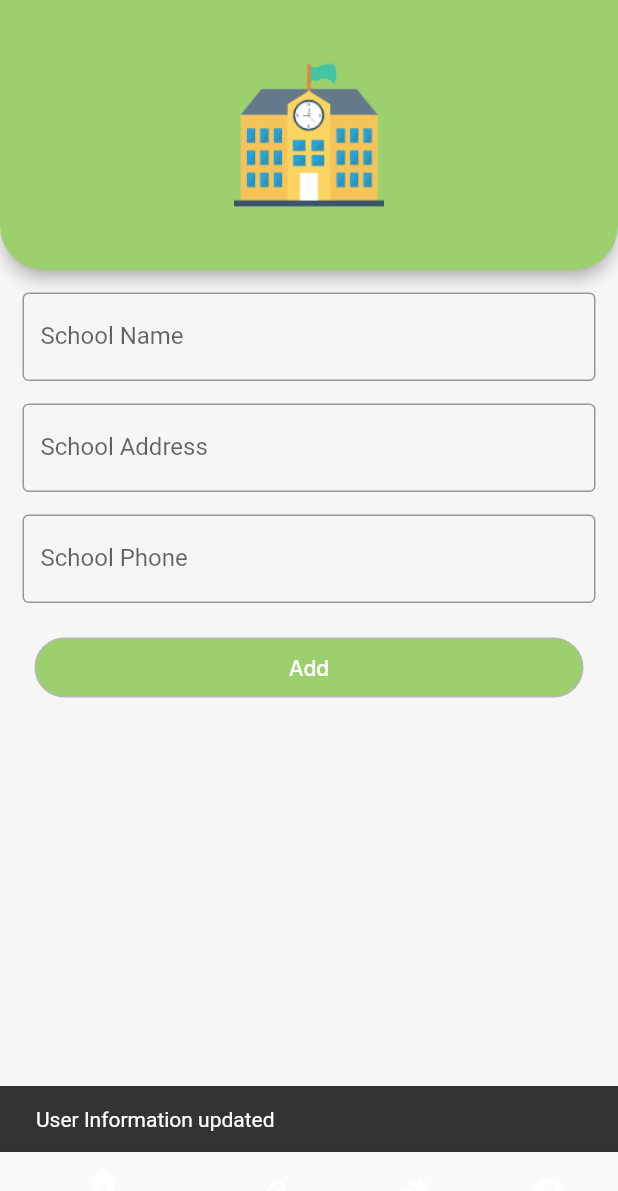
After one commit to HaileyyHsieh/food-waste-project, a Flutter app: the ManagerHome screen opened directly, after a tap on "Add", on a phone screen of 412 x 824 dp. The commit adds this screen. Shown: the top 1191 px of the screen. Run offline on Flutter 3.47's test engine with Material 2 defaults, Android fonts, the light colour scheme and no system bars; our stand-ins replace cloud_firestore, firebase_auth, firebase_core, firebase_storage, flutter_iconly, google_fonts and 3 more; accounts and stored records are empty; network calls fail; Roboto replaces fonts that are missing (Display); statements that could not run were skipped.

Commit message:
added manager_profile.dart and manager_home.dart

```diff
--- /dev/null
+++ b/lib/screen/manager_screen/manager_home/manager_home.dart
@@ -0,0 +1,57 @@
+import 'package:flutter/material.dart';
+import 'package:flutter_iconly/flutter_iconly.dart';
+// import 'package:tracking_food_wasting/screen/manager_screen/add_items/voteFood.dart';
+// import 'package:tracking_food_wasting/screen/manager_screen/manager_home/manager_home_screen.dart';
+// import 'package:tracking_food_wasting/screen/widgets/constant.dart';
+// import '../add_items/donate_food.dart';
+import '../profile/manager_profile.dart';
+import '../../widgets/constant.dart';
+
+class ManagerHome extends StatefulWidget {
+  const ManagerHome({Key? key}) : super(key: key);
+
+  @override
+  State<ManagerHome> createState() => _ManagerHomeState();
+}
+
+class _ManagerHomeState extends State<ManagerHome> {
+  int _currentPage = 0;
+
+  static const List<Widget> _widgetOptions = <Widget>[
+    // ManagerHomeScreen(),
+    // VoteFood(),
+    // DonateFood(),
+    ManagerProfile(),
+  ];
+
+  @override
+  Widget build(BuildContext context) {
+    return Scaffold(
+      backgroundColor: kWhite,
+      body: _widgetOptions.elementAt(_currentPage),
+      // Design bottomNavigationBar property with BottomNavigationBar widget: home, vote, food, profile
+      // ADD CODE HERE.....
+
+      bottomNavigationBar: BottomNavigationBar(
+        items: [
+          BottomNavigationBarItem(
+            icon: Icon(Icons.home),
+            label: 'Home',
+          ),
+          BottomNavigationBarItem(
+            icon: Icon(Icons.how_to_vote_rounded),
+            label: 'Vote',
+          ),
+          BottomNavigationBarItem(
+            icon: Icon(Icons.fastfood_rounded),
+            label: 'Food',
+          ),
+          BottomNavigationBarItem(
+            icon: Icon(Icons.account_circle_rounded),
+            label: 'Profile',
+          ),
+        ],
+      )
+    );
+  }
+}
--- /dev/null
+++ b/lib/screen/manager_screen/profile/manager_profile.dart
@@ -0,0 +1,190 @@
+import 'package:flutter/material.dart';
+import '../../../firebase/db.dart';
+import '../../widgets/constant.dart';
+import '../../widgets/icons.dart';
+
+class ManagerProfile extends StatefulWidget {
+  const ManagerProfile({Key? key}) : super(key: key);
+
+  @override
+  State<ManagerProfile> createState() => _ManagerProfileState();
+}
+
+class _ManagerProfileState extends State<ManagerProfile> {
+  Map<String, dynamic> info = {};
+
+  // Create 3 TextEditingController variables: _addressController, _phoneController, _nameController
+  // ADD CODE HERE....
+  TextEditingController _addressController = TextEditingController();
+  TextEditingController _phoneController = TextEditingController();
+  TextEditingController _nameController = TextEditingController();
+
+
+  @override
+  void initState() {
+    super.initState();
+    _getData();
+  }
+
+  // Gets user information from Firestore and sets the controllers' text to the value if the key exists
+  _getData() async {
+    // Create a temp variable and call getUserInfo() function from db.dart. Add a setState function and
+    // set info = temp, then check if the info variable contains each key (phone, name, address). You can
+    // do so by using the containsKey function, which returns T/F (e.g. info.containsKey('phone') ). If
+    // info does contain that key, then set the corresponding TextEditingController variable's text
+    // to the info variable's key (e.g. info['phone']).
+    // ADD CODE HERE.......
+
+    Map<String, dynamic> temp = await getUserInfo();
+    setState(() {
+      info = temp;
+      if (info.containsKey('phone')){
+        _phoneController.text = info['phone'];
+      } ;
+      if (info.containsKey('name')) {
+        _nameController.text = info['name'];
+      };
+      if (info.containsKey('address')) {
+        _addressController.text = info['address'];
+      }
+    });
+  }
+
+  // Updates the user info with the text field info that the user entered
+  _updateProfile() {
+    FocusScopeNode currentFocus = FocusScope.of(context);
+
+    if (!currentFocus.hasPrimaryFocus) {
+      currentFocus.unfocus();
+    }
+
+    // Set each key (phone, name, address) in the info variable to the corresponding
+    // TextEditingController text. Then, call the buildLoading function. Next, call the
+    // editUserInfo function from db.dart. Add a .then function that hides the keyboard
+    // (Navigator.of(context).pop();) and call the snapBarBuilder function with the string
+    // 'User Information updated.'
+    // ADD CODE HERE......
+
+    _addressController.text = info['address'];
+    _phoneController.text = info['phone'];
+    _nameController.text = info['name'];
+
+    buildLoading();
+    editUserInfo(info).then(
+      (value){
+        Navigator.of(context).pop();
+      }
+    );
+
+    snapBarBuilder('User Information updated');
+  }
+
+  // Loads a circular progress indicator in the center of the page
+  buildLoading() {
+    return showDialog(
+        context: context,
+        barrierDismissible: false,
+        builder: (BuildContext context) {
+          return const Center(
+            child: CircularProgressIndicator(
+              valueColor: AlwaysStoppedAnimation<Color>(Colors.blue),
+            ),
+          );
+        });
+  }
+
+  // Displays the passed in string as a message on the bottom of the screen
+  snapBarBuilder(String message) {
+    final snackBar = SnackBar(
+      content: Text(message),
+    );
+
+    // Find the ScaffoldMessenger in the widget tree
+    // and use it to show a SnackBar.
+    ScaffoldMessenger.of(context).showSnackBar(snackBar);
+  }
+
+  @override
+  Widget build(BuildContext context) {
+    return Scaffold(
+        backgroundColor: kDarkWhite,
+        // Add appbar property and design app bar
+        // ADD CODE HERE......
+
+        appBar: AppBar(
+          title: Image.asset(
+            'images/school.png',
+            height: 100,
+            width: 100,
+          ),
+          toolbarHeight: 180,
+          backgroundColor: kPrimaryColor,
+          centerTitle: true,
+          automaticallyImplyLeading: false,
+          shape: const RoundedRectangleBorder(
+            borderRadius: BorderRadius.only(
+              bottomLeft: Radius.circular(30.0),
+              bottomRight: Radius.circular(30.0),
+            ),
+          ),
+        ),
+
+        body: Padding(
+          padding: const EdgeInsets.all(15.0),
+          child: SingleChildScrollView(
+            physics: const BouncingScrollPhysics(),
+            child: Column(
+              mainAxisSize: MainAxisSize.min,
+              crossAxisAlignment: CrossAxisAlignment.start,
+              children: [
+                // Add 3 TextFormField widgets: school name, school address, school phone number and
+                // add a 'Add' button using the Button widget from icons.dart file, when button is pressed
+                // call _updateProfile function
+                // ADD CODE HERE.....
+
+                TextFormField(
+                  controller: _nameController,
+                  keyboardType: TextInputType.name,
+                  textInputAction: TextInputAction.next,
+                  decoration: InputDecoration(
+                      border: const OutlineInputBorder(),
+                      labelText: 'School Name',
+                      hintText: 'Enter school name'
+                  ),
+                ),
+                const SizedBox(height: 15.0),
+                TextFormField(
+                  controller: _addressController,
+                  keyboardType: TextInputType.name,
+                  textInputAction: TextInputAction.next,
+                  decoration: InputDecoration(
+                      border: const OutlineInputBorder(),
+                      labelText: 'School Address',
+                      hintText: 'Enter school address'
+                  ),
+                ),
+                const SizedBox(height: 15.0),
+                TextFormField(
+                  controller: _phoneController,
+                  keyboardType: TextInputType.phone,
+                  textInputAction: TextInputAction.next,
+                  decoration: InputDecoration(
+                      border: const OutlineInputBorder(),
+                      labelText: 'School Phone',
+                      hintText: 'Enter school phone'
+                  ),
+                ),
+                const SizedBox(height: 15.0),
+                Button(
+                  containerBg: kPrimaryColor,
+                  borderColor: kLightGrayColor,
+                  buttonText: "Add",
+                  textColor: kWhite,
+                  onPressed: _updateProfile,
+                ),
+              ],
+            ),
+          ),
+        ));
+  }
+}
--- a/lib/screen/welcome_screen/login.dart
+++ b/lib/screen/welcome_screen/login.dart
@@ -4,7 +4,7 @@ import 'package:nb_utils/nb_utils.dart';
 
 import '../../firebase/authentication.dart';
 // import '../family_screen/family_home/family_home.dart';
-// import '../manager_screen/manager_home/manager_home.dart';
+import '../manager_screen/manager_home/manager_home.dart';
 // import '../student_screen/student_home.dart';
 import '../widgets/button_global.dart';
 import '../widgets/constant.dart';
@@ -24,8 +24,8 @@ class _LogInState extends State<LogIn> {
   TextEditingController _passwordController = TextEditingController();
 
   void _navigateTo() {
-    // if (isManager)
-    //   const ManagerHome().launch(context);
+    if (isManager)
+      const ManagerHome().launch(context);
     // else if (isFamily)
     //   const FamilyHome().launch(context);
     // else
--- a/pubspec.yaml
+++ b/pubspec.yaml
@@ -85,6 +85,7 @@ flutter:
     - images/profile1.png
     - images/profile2.png
     - images/profile3.png
+    - images/school.png
 
 
   # An image asset can refer to one or more resolution-specific "variants", see
```
Also changed, not shown: images/school.png (added).
